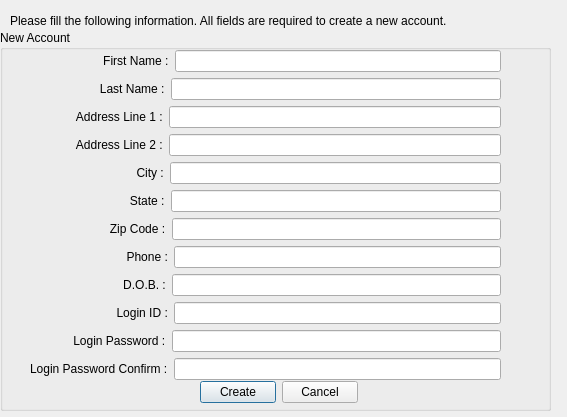
Before: the Qt Designer form Qt_Creator/projectPHOE/newlogin.ui in jdsalguer/senior_project, drawn with Qt 5.
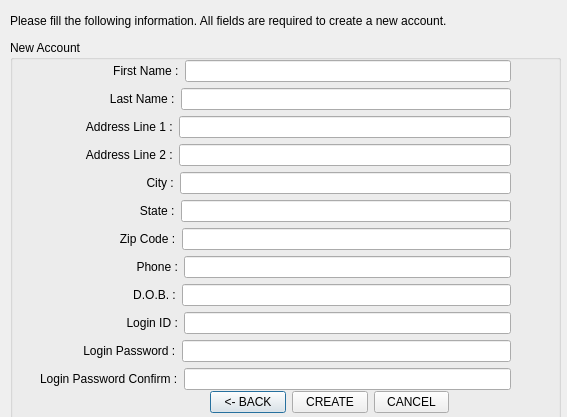
After: the same form once the commit is applied.

The edit to the form file:
```diff
--- a/Qt_Creator/projectPHOE/newlogin.ui
+++ b/Qt_Creator/projectPHOE/newlogin.ui
@@ -29,8 +29,8 @@
   <widget class="QGroupBox" name="groupBox">
    <property name="geometry">
     <rect>
-     <x>0</x>
-     <y>30</y>
+     <x>10</x>
+     <y>40</y>
      <width>551</width>
      <height>381</height>
     </rect>
@@ -38,33 +38,40 @@
    <property name="title">
     <string>New Account</string>
    </property>
-   <widget class="QWidget" name="">
+   <widget class="QWidget" name="layoutWidget">
     <property name="geometry">
      <rect>
       <x>200</x>
       <y>350</y>
-      <width>158</width>
+      <width>239</width>
       <height>25</height>
      </rect>
     </property>
     <layout class="QHBoxLayout" name="horizontalLayout">
+     <item>
+      <widget class="QPushButton" name="newbakButton">
+       <property name="text">
+        <string>&lt;- BACK</string>
+       </property>
+      </widget>
+     </item>
      <item>
       <widget class="QPushButton" name="newcreButton">
        <property name="text">
-        <string>Create</string>
+        <string>CREATE</string>
        </property>
       </widget>
      </item>
      <item>
       <widget class="QPushButton" name="newcanButton">
        <property name="text">
-        <string>Cancel</string>
+        <string>CANCEL</string>
        </property>
       </widget>
      </item>
     </layout>
    </widget>
-   <widget class="QWidget" name="">
+   <widget class="QWidget" name="layoutWidget">
     <property name="geometry">
      <rect>
       <x>30</x>
```
